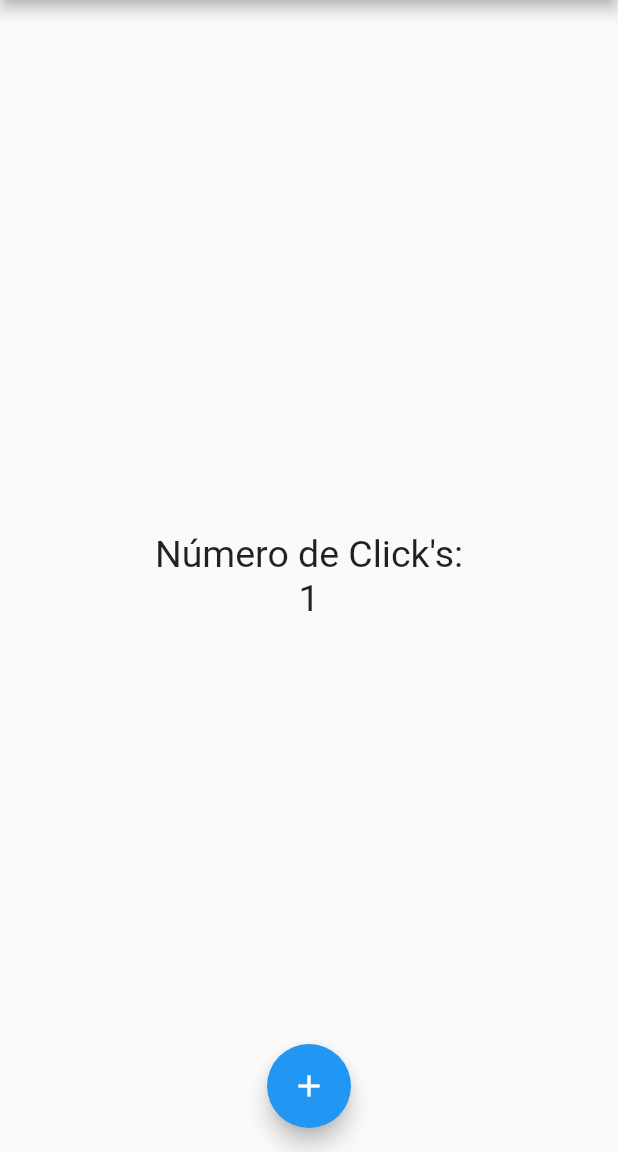
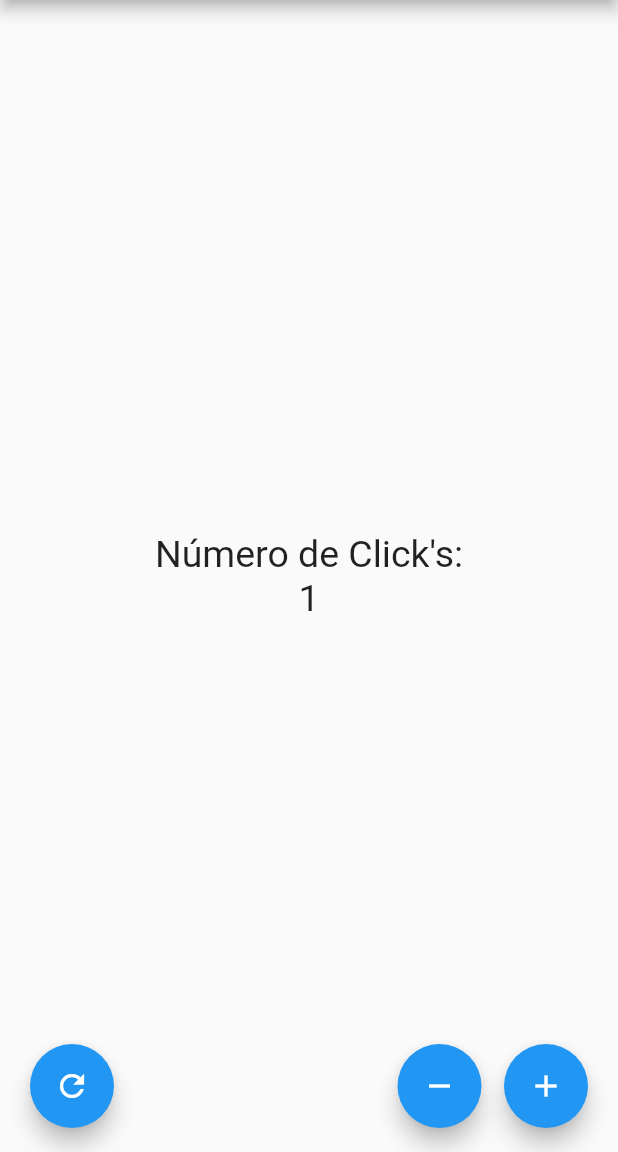
Before and after one commit to bayalad7/flutter-curso-contador, a Flutter app: the screen it shows after launch, after a tap on the "add" icon, on a phone screen of 412 x 824 dp, the part 84-1236 px from its top. Run offline on Flutter 3.47's test engine with Material 2 defaults, Android fonts, the phone set to English and light mode, and no system bars.

Commit message:
feat(contador): reset and subtract buttons added

```diff
--- a/lib/src/pages/contador.dart
+++ b/lib/src/pages/contador.dart
@@ -60,16 +60,70 @@ class _PageContadorState extends State<PageContador> {
           ],
         ),
       ),
-      floatingActionButton: FloatingActionButton(
-        child: Icon(Icons.add),
-        onPressed: () {
-          // print("Incremento en el contador $_inContador");
-          setState(() {
-            _inContador++;
-          });
-        },
-      ),
+      floatingActionButton: _crearBotones(),
       floatingActionButtonLocation: FloatingActionButtonLocation.centerFloat,
     );
   }
+
+  /*
+  * Notas.
+  * Separación del código para no saturar la función build del State
+  *   01 - Creamos una función privada que nos retorna un Row Widget y le pasamos el widget
+  *        al floatingActionButton para crear la botonera de las acciones.
+  *   02 - Con el argumento mainAxisAlignment del Row Widget podemos cambiar la posición del contenido
+  *   03 - El SizedBox Widget es muy parecido como si fuera un tipo de HTML donde se puede especificar
+  *        que puede tener un ancho con el argumento width y un alto con el argumento height
+  *   04 - El Expanded Widget va a estirar el widget que tenga en su interior dentro de child
+  *        para este ejemplo como se utiliza después del botón del icono con refresh
+  *        nos da la falsa ilusión que existe un espacio vacío entre el primer botón y demás botones.
+  */
+  Widget _crearBotones() {
+    return Row(
+      mainAxisAlignment: MainAxisAlignment.center,
+      children: [
+        SizedBox(
+          width: 20.0,
+        ),
+        Visibility(
+          visible: _inContador == 0 ? false : true,
+          child: FloatingActionButton(
+            child: Icon(Icons.refresh),
+            onPressed: _contadorReiniciar,
+          ),
+        ),
+        Expanded(
+          child: SizedBox(),
+        ),
+        Visibility(
+          visible: _inContador > 0 ? true : false,
+          child: FloatingActionButton(
+            child: Icon(Icons.remove),
+            onPressed: _contadorRestar,
+          ),
+        ),
+        SizedBox(
+          width: 15.0,
+        ),
+        FloatingActionButton(
+          child: Icon(Icons.add),
+          onPressed: _contadorSumar,
+        ),
+        SizedBox(
+          width: 20.0,
+        ),
+      ],
+    );
+  }
+
+  void _contadorReiniciar() {
+    setState(() => _inContador = 0);
+  }
+
+  void _contadorRestar() {
+    setState(() => _inContador--);
+  }
+
+  void _contadorSumar() {
+    setState(() => _inContador++);
+  }
 }
```
